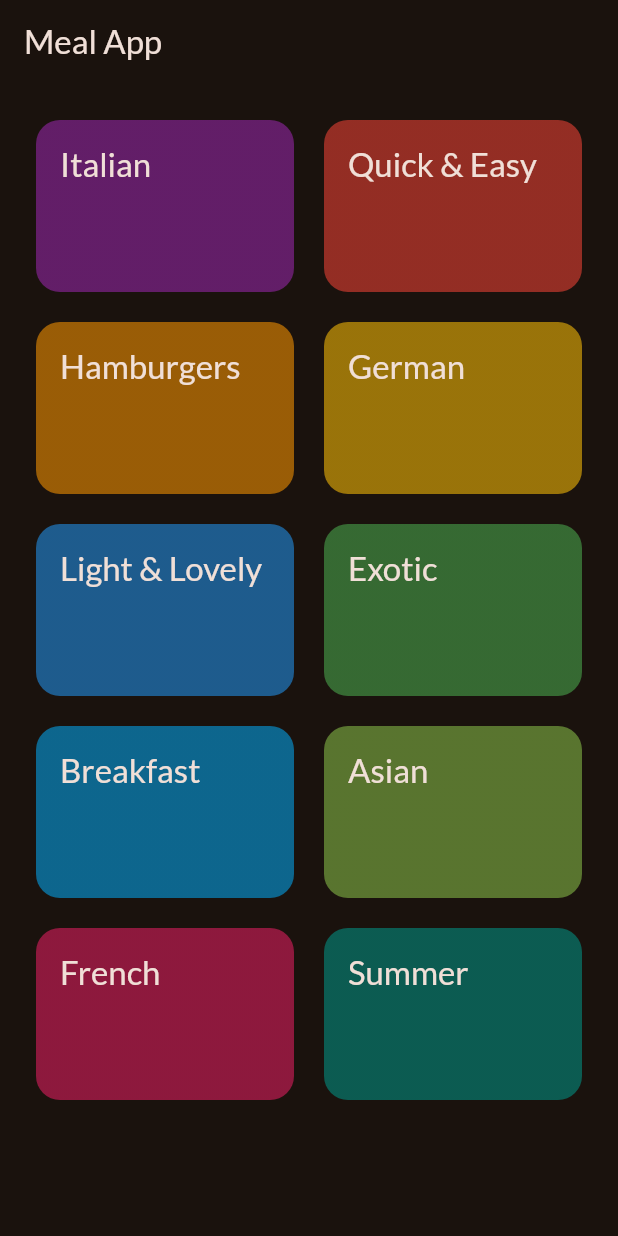
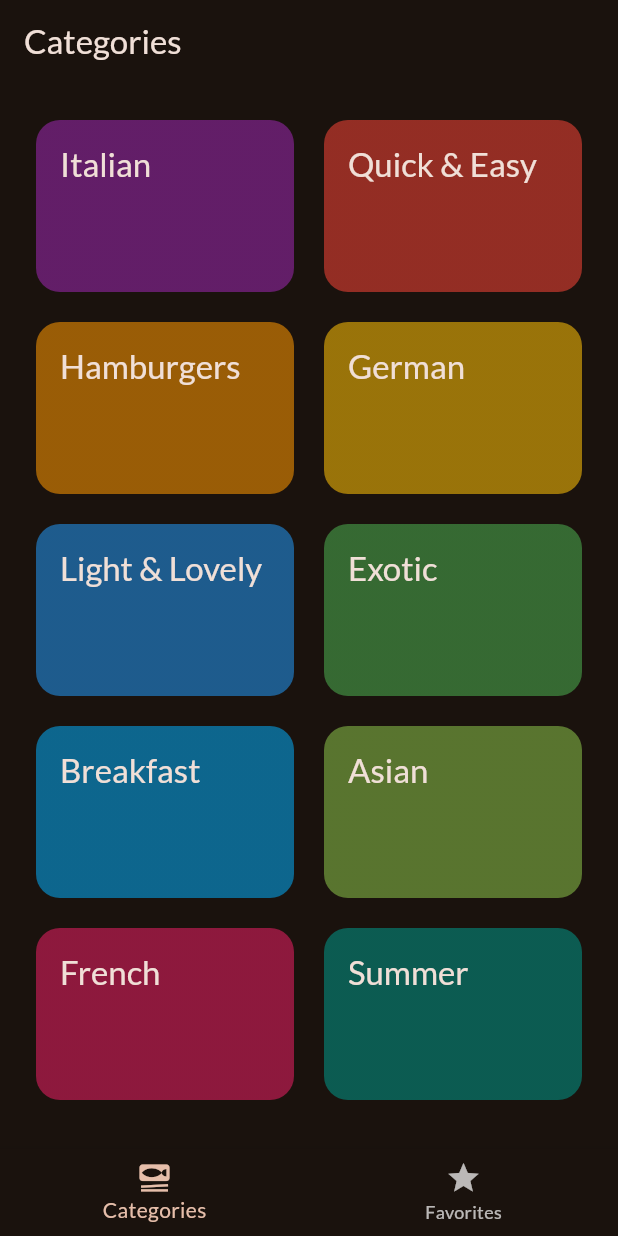
Before and after one commit to Ayomikuolatunji/meal-app, a Flutter app: the screen it shows after launch, on a phone screen of 412 x 824 dp. Run offline on Flutter 3.47's test engine with Material 3 defaults, Android fonts, the phone set to English and light mode, and no system bars; our stand-ins replace google_fonts, transparent_image.

```diff
--- a/lib/main.dart
+++ b/lib/main.dart
@@ -1,6 +1,8 @@
 import 'package:flutter/material.dart';
 import 'package:google_fonts/google_fonts.dart';
-import 'package:net_ninja_course/screens/categories_screen.dart';
+import 'package:net_ninja_course/providers/favorites_management.dart';
+import 'package:net_ninja_course/screens/tab_screen.dart';
+import 'package:provider/provider.dart';
 
 final theme = ThemeData(
   useMaterial3: true,
@@ -17,10 +19,14 @@ void main() {
 class App extends StatelessWidget {
   const App({super.key});
 
+  @override
   Widget build(BuildContext context) {
-    return MaterialApp(
-      theme: theme,
-      home: const CategoriesScreen(),
+    return ChangeNotifierProvider(
+      create: (context) => FavoriteMealsManagement(),
+      child: MaterialApp(
+        theme: theme,
+        home: const TabsScreen(),
+      ),
     );
   }
 }
--- /dev/null
+++ b/lib/providers/favorites_management.dart
@@ -0,0 +1,18 @@
+import 'package:flutter/material.dart';
+import 'package:net_ninja_course/models/meal.dart';
+
+class FavoriteMealsManagement extends ChangeNotifier {
+  final List<Meal> _favoriteMeals = [];
+
+  List<Meal> get favoriteMeals => _favoriteMeals;
+
+  void addRemoveFavoriteMeal(Meal meal) {
+    final isExisting = _favoriteMeals.contains(meal);
+    if (isExisting) {
+      _favoriteMeals.remove(meal);
+    } else {
+      _favoriteMeals.add(meal);
+    }
+    notifyListeners();
+  }
+}
--- a/lib/screens/categories_screen.dart
+++ b/lib/screens/categories_screen.dart
@@ -21,11 +21,7 @@ class CategoriesScreen extends StatelessWidget {
 
   @override
   Widget build(BuildContext context) {
-    return Scaffold(
-        appBar: AppBar(
-          title: const Text("Meal App"),
-        ),
-        body: GridView(
+    return GridView(
       padding: const EdgeInsets.all(24),
       gridDelegate: const SliverGridDelegateWithFixedCrossAxisCount(
           crossAxisCount: 2,
@@ -39,6 +35,6 @@ class CategoriesScreen extends StatelessWidget {
             selectCategory: _selectCategory,
           )
       ],
-        ));
+    );
   }
 }
--- /dev/null
+++ b/lib/screens/tab_screen.dart
@@ -0,0 +1,47 @@
+import 'package:flutter/material.dart';
+import 'package:net_ninja_course/screens/categories_screen.dart';
+import 'package:net_ninja_course/screens/favorites_screen.dart';
+
+class TabsScreen extends StatefulWidget {
+  const TabsScreen({super.key});
+  @override
+  State<TabsScreen> createState() {
+    return _TabsScreenState();
+  }
+}
+
+class _TabsScreenState extends State<TabsScreen> {
+  int _selectedPageIndex = 0;
+  String activatePageTitle = "Categories";
+
+  void onSelectedPage(int index) {
+    setState(() {
+      _selectedPageIndex = index;
+      if (index == 1) activatePageTitle = "Favorites";
+      if (index == 0) activatePageTitle = "Categories";
+    });
+  }
+
+  @override
+  Widget build(BuildContext context) {
+    return Scaffold(
+      appBar: AppBar(
+        title: Text(activatePageTitle),
+      ),
+      body: _selectedPageIndex == 0
+          ? const CategoriesScreen()
+          : const FavoritesScreen(),
+      bottomNavigationBar: BottomNavigationBar(
+        currentIndex: _selectedPageIndex,
+        items: const [
+          BottomNavigationBarItem(
+              icon: Icon(Icons.set_meal), label: "Categories"),
+          BottomNavigationBarItem(icon: Icon(Icons.star), label: "Favorites")
+        ],
+        onTap: (index) {
+          onSelectedPage(index);
+        },
+      ),
+    );
+  }
+}
--- a/pubspec.yaml
+++ b/pubspec.yaml
@@ -39,6 +39,7 @@ dependencies:
   uuid: ^4.3.3
   intl: ^0.19.0
   transparent_image: ^2.0.1
+  provider: ^6.1.2
 
 dev_dependencies:
   flutter_test:
```
Also changed, not shown: lib/screens/favorites_screen.dart (added, +31 -0 lines), lib/screens/meal_details_screen.dart (added, +82 -0 lines), lib/screens/meals_screen.dart (+13 -5 lines), lib/widgets/meal_item_widget.dart (renamed from lib/widgets/mealItem_widget.dart, +31 -3 lines), lib/widgets/meal_trait.dart (added, +30 -0 lines), pubspec.lock. Lines whose indentation alone changed are shown as unchanged.
